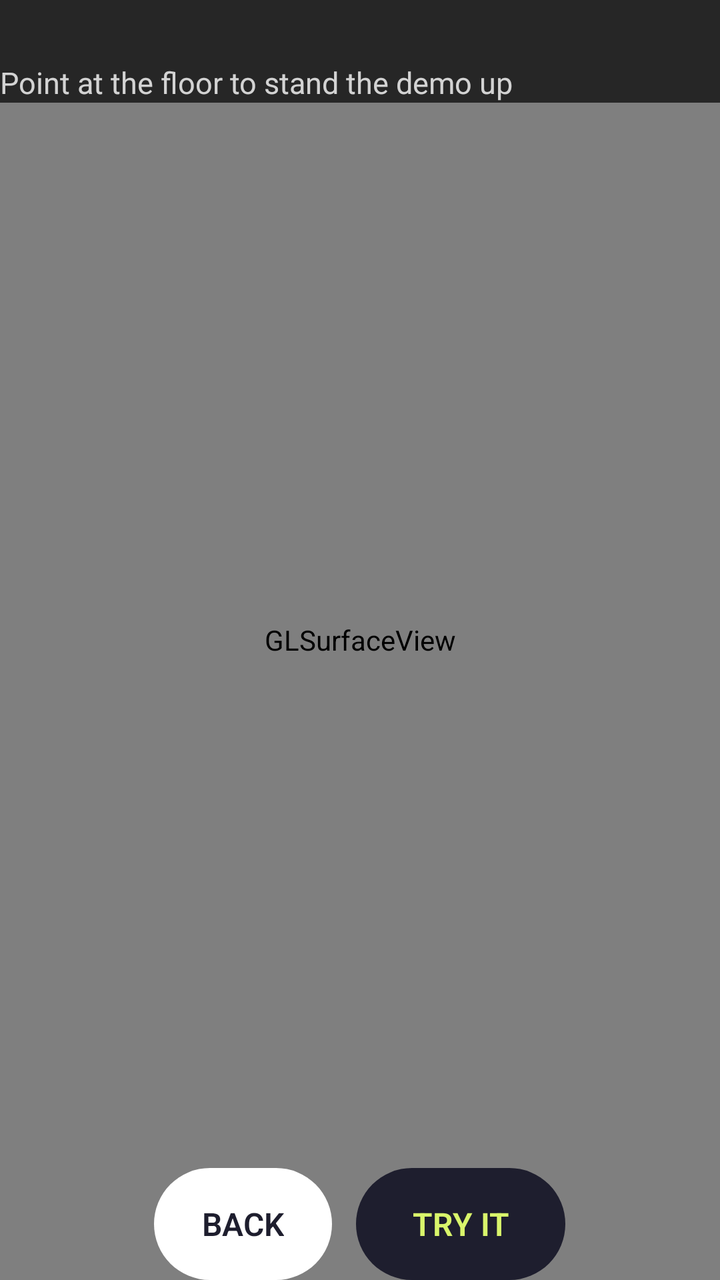
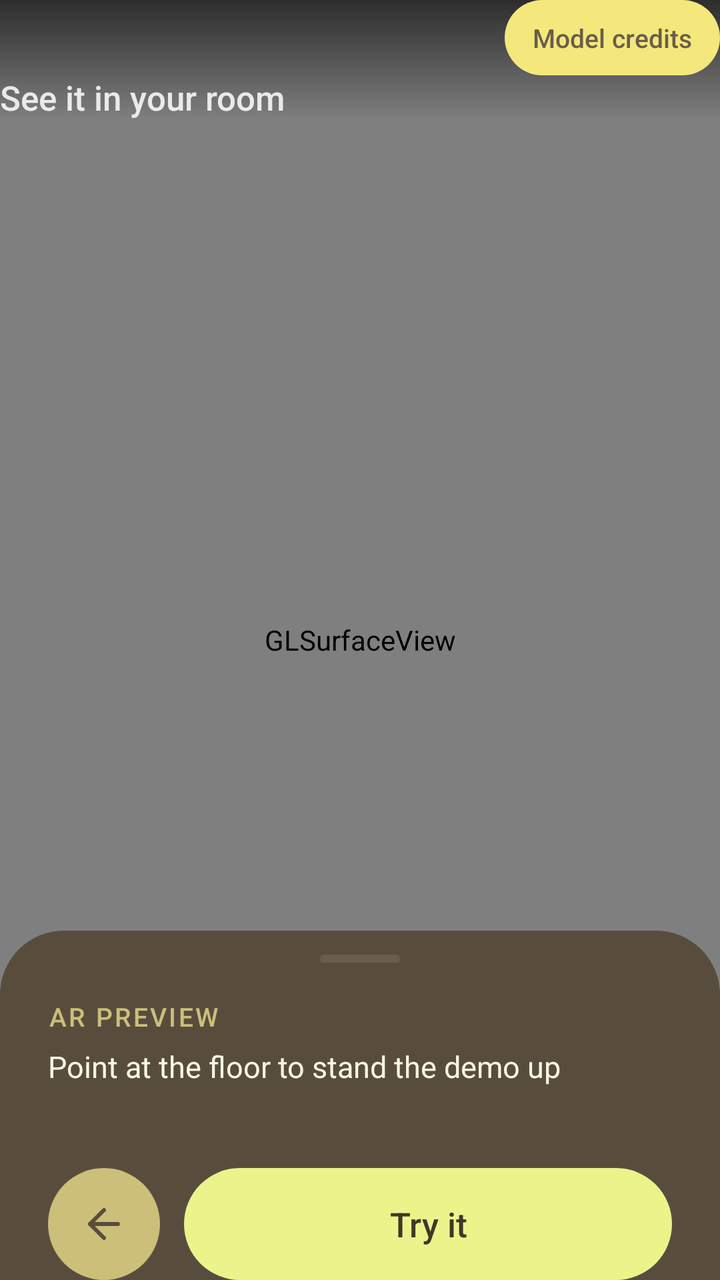

Compare the two renders of this Android layout. The source of the first and the diff that turns it into the second are given below.
<!-- AndroidManifest.xml: activity theme android:Theme.Material.NoActionBar -->
<!-- res/layout/activity_preview.xml -->
<?xml version="1.0" encoding="utf-8"?>
<FrameLayout xmlns:android="http://schemas.android.com/apk/res/android"
    android:layout_width="match_parent"
    android:layout_height="match_parent">

    <android.opengl.GLSurfaceView
        android:id="@+id/surface"
        android:layout_width="match_parent"
        android:layout_height="match_parent" />

    
    <LinearLayout
        android:id="@+id/topBar"
        android:layout_width="match_parent"
        android:layout_height="wrap_content"
        android:layout_gravity="top"
        android:background="#B3000000"
        android:orientation="vertical">

        <TextView
            android:id="@+id/title"
            android:layout_width="match_parent"
            android:layout_height="wrap_content"
            android:textColor="#FFFFFF"
            android:textSize="20sp"
            android:textStyle="bold" />

        <TextView
            android:id="@+id/hint"
            android:layout_width="match_parent"
            android:layout_height="wrap_content"
            android:layout_marginTop="4dp"
            android:text="@string/preview_looking"
            android:textColor="#CCFFFFFF"
            android:textSize="15sp" />

    </LinearLayout>

    <LinearLayout
        android:id="@+id/actions"
        android:layout_width="match_parent"
        android:layout_height="wrap_content"
        android:layout_gravity="bottom"
        android:gravity="center"
        android:orientation="horizontal">

        <Button
            style="@style/CalicoSecondaryButton"
            android:id="@+id/back"
            android:layout_width="wrap_content"
            android:layout_height="wrap_content"
            android:layout_marginEnd="12dp"
            android:text="@string/preview_back"
            android:textSize="16sp" />

        <Button
            style="@style/CalicoPrimaryButton"
            android:id="@+id/start"
            android:layout_width="wrap_content"
            android:layout_height="wrap_content"
            android:paddingStart="28dp"
            android:paddingEnd="28dp"
            android:text="@string/preview_start"
            android:textSize="16sp" />

    </LinearLayout>

</FrameLayout>
<!-- resources referenced by this layout -->
<resources>
  <string name="preview_back">Back</string>
  <string name="preview_looking">Point at the floor to stand the demo up</string>
  <string name="preview_start">Try it</string>
  <style name="CalicoPrimaryButton" parent="android:style/Widget.Material.Button">
          <item name="android:background">@drawable/calico_primary_button</item>
          <item name="android:backgroundTint">@null</item>
          <item name="android:textColor">#D9F56B</item>
          <item name="android:fontFamily">sans-serif</item>
          <item name="android:textFontWeight">600</item>
          <item name="android:textSize">16sp</item>
          <item name="android:minHeight">56dp</item>
          <item name="android:paddingStart">24dp</item>
          <item name="android:paddingEnd">24dp</item>
          <item name="android:paddingTop">16dp</item>
          <item name="android:paddingBottom">16dp</item>
          <item name="android:stateListAnimator">@null</item>
      </style>
  <style name="CalicoSecondaryButton" parent="CalicoPrimaryButton">
          <item name="android:background">@drawable/calico_secondary_button</item>
          <item name="android:textColor">#1E1E2E</item>
      </style>
  <!-- drawable calico_primary_button (drawable) -->
  <ripple xmlns:android="http://schemas.android.com/apk/res/android" android:color="#338B7CF6">
      <item><shape><solid android:color="#1E1E2E"/><corners android:radius="999dp"/></shape></item>
  </ripple>
  <!-- drawable calico_secondary_button (drawable) -->
  <ripple xmlns:android="http://schemas.android.com/apk/res/android" android:color="#338B7CF6">
      <item><shape><solid android:color="#FFFFFF"/><corners android:radius="999dp"/></shape></item>
  </ripple>
</resources>

<!-- the commit's change to res/layout/activity_preview.xml (unified diff, before → after) -->
@@ -1,7 +1,9 @@
 <?xml version="1.0" encoding="utf-8"?>
 <FrameLayout xmlns:android="http://schemas.android.com/apk/res/android"
+    android:id="@+id/root"
     android:layout_width="match_parent"
-    android:layout_height="match_parent">
+    android:layout_height="match_parent"
+    android:background="#3F3728">
 
     <android.opengl.GLSurfaceView
         android:id="@+id/surface"
@@ -14,55 +16,140 @@
         android:layout_width="match_parent"
         android:layout_height="wrap_content"
         android:layout_gravity="top"
-        android:background="#B3000000"
-        android:orientation="vertical">
+        android:background="@drawable/preview_header_scrim"
+        android:gravity="top"
+        android:orientation="horizontal">
+
+        <LinearLayout
+            android:layout_width="0dp"
+            android:layout_height="wrap_content"
+            android:layout_weight="1"
+            android:orientation="vertical">
+
+            <TextView
+                android:id="@+id/title"
+                android:layout_width="match_parent"
+                android:layout_height="wrap_content"
+                android:fontFamily="sans-serif-medium"
+                android:letterSpacing="-0.02"
+                android:textColor="#FFFFFF"
+                android:textSize="28sp" />
+
+            <TextView
+                android:layout_width="match_parent"
+                android:layout_height="wrap_content"
+                android:fontFamily="sans-serif-medium"
+                android:text="@string/preview_subtitle"
+                android:textColor="#D9FFFFFF"
+                android:textSize="17sp" />
+        </LinearLayout>
 
         <TextView
-            android:id="@+id/title"
+            android:id="@+id/credits"
+            android:layout_width="wrap_content"
+            android:layout_height="wrap_content"
+            android:background="@drawable/preview_snow_pill"
+            android:fontFamily="sans-serif-medium"
+            android:paddingStart="14dp"
+            android:paddingTop="10dp"
+            android:paddingEnd="14dp"
+            android:paddingBottom="10dp"
+            android:text="@string/model_credits"
+            android:textColor="#6A5D4A"
+            android:textSize="13sp" />
+    </LinearLayout>
+
+    
+    <TextView
+        android:id="@+id/insetLabel"
+        android:layout_width="wrap_content"
+        android:layout_height="wrap_content"
+        android:layout_gravity="top|center_horizontal"
+        android:background="@drawable/preview_snow_pill"
+        android:elevation="2dp"
+        android:fontFamily="sans-serif-medium"
+        android:letterSpacing="0.08"
+        android:paddingStart="16dp"
+        android:paddingTop="6dp"
+        android:paddingEnd="16dp"
+        android:paddingBottom="6dp"
+        android:text="@string/preview_demo_label"
+        android:textAllCaps="true"
+        android:textColor="#6A5D4A"
+        android:textSize="12sp"
+        android:visibility="invisible" />
+
+    
+    <LinearLayout
+        android:id="@+id/actions"
+        android:layout_width="match_parent"
+        android:layout_height="wrap_content"
+        android:layout_gravity="bottom"
+        android:background="@drawable/preview_sheet"
+        android:clickable="true"
+        android:focusable="false"
+        android:orientation="vertical"
+        android:paddingStart="24dp"
+        android:paddingTop="12dp"
+        android:paddingEnd="24dp">
+
+        <View
+            android:layout_width="40dp"
+            android:layout_height="4dp"
+            android:layout_gravity="center_horizontal"
+            android:background="@drawable/preview_handle" />
+
+        <TextView
             android:layout_width="match_parent"
             android:layout_height="wrap_content"
-            android:textColor="#FFFFFF"
-            android:textSize="20sp"
-            android:textStyle="bold" />
+            android:layout_marginTop="18dp"
+            android:fontFamily="sans-serif-medium"
+            android:letterSpacing="0.08"
+            android:text="@string/preview_sheet_label"
+            android:textAllCaps="true"
+            android:textColor="#CBBF7A"
+            android:textSize="13sp" />
 
         <TextView
             android:id="@+id/hint"
             android:layout_width="match_parent"
             android:layout_height="wrap_content"
-            android:layout_marginTop="4dp"
+            android:layout_marginTop="6dp"
+            android:lineSpacingExtra="3dp"
+            android:minLines="2"
             android:text="@string/preview_looking"
-            android:textColor="#CCFFFFFF"
+            android:textColor="#FAF6E4"
             android:textSize="15sp" />
 
-    </LinearLayout>
+        <LinearLayout
+            android:layout_width="match_parent"
+            android:layout_height="wrap_content"
+            android:layout_marginTop="20dp"
+            android:gravity="center_vertical"
+            android:orientation="horizontal">
 
-    <LinearLayout
-        android:id="@+id/actions"
-        android:layout_width="match_parent"
-        android:layout_height="wrap_content"
-        android:layout_gravity="bottom"
-        android:gravity="center"
-        android:orientation="horizontal">
+            <ImageButton
+                android:id="@+id/back"
+                android:layout_width="56dp"
+                android:layout_height="56dp"
+                android:background="@drawable/preview_circle_button"
+                android:contentDescription="@string/preview_back"
+                android:src="@drawable/ic_preview_back" />
 
-        <Button
-            style="@style/CalicoSecondaryButton"
-            android:id="@+id/back"
-            android:layout_width="wrap_content"
-            android:layout_height="wrap_content"
-            android:layout_marginEnd="12dp"
-            android:text="@string/preview_back"
-            android:textSize="16sp" />
-
-        <Button
-            style="@style/CalicoPrimaryButton"
-            android:id="@+id/start"
-            android:layout_width="wrap_content"
-            android:layout_height="wrap_content"
-            android:paddingStart="28dp"
-            android:paddingEnd="28dp"
-            android:text="@string/preview_start"
-            android:textSize="16sp" />
-
+            <Button
+                android:id="@+id/start"
+                android:layout_width="0dp"
+                android:layout_height="56dp"
+                android:layout_marginStart="12dp"
+                android:layout_weight="1"
+                android:background="@drawable/preview_accent_pill"
+                android:fontFamily="sans-serif-medium"
+                android:stateListAnimator="@null"
+                android:text="@string/preview_start"
+                android:textAllCaps="false"
+                android:textColor="#3F3728"
+                android:textSize="17sp" />
+        </LinearLayout>
     </LinearLayout>
 
 </FrameLayout>
<!-- resource entries referenced after the edit -->
@@ -1,33 +1,65 @@
 <!-- resources referenced by this layout -->
 <resources>
+  <!-- drawable ic_preview_back (drawable) -->
+  <?xml version="1.0" encoding="utf-8"?>
+  <vector xmlns:android="http://schemas.android.com/apk/res/android"
+      android:width="24dp"
+      android:height="24dp"
+      android:viewportWidth="24"
+      android:viewportHeight="24">
+      <path
+          android:fillColor="#00000000"
+          android:pathData="M12,19L5,12L12,5"
+          android:strokeColor="#584D3D"
+          android:strokeLineCap="round"
+          android:strokeLineJoin="round"
+          android:strokeWidth="2" />
+      <path
+          android:fillColor="#00000000"
+          android:pathData="M19,12L5,12"
+          android:strokeColor="#584D3D"
+          android:strokeLineCap="round"
+          android:strokeLineJoin="round"
+          android:strokeWidth="2" />
+  </vector>
+  <!-- drawable preview_accent_pill (drawable) -->
+  <?xml version="1.0" encoding="utf-8"?>
+  <ripple xmlns:android="http://schemas.android.com/apk/res/android" android:color="#333F3728">
+      <item><shape><solid android:color="#EBF38B" /><corners android:radius="999dp" /></shape></item>
+  </ripple>
+  <!-- drawable preview_circle_button (drawable) -->
+  <?xml version="1.0" encoding="utf-8"?>
+  <ripple xmlns:android="http://schemas.android.com/apk/res/android" android:color="#333F3728">
+      <item><shape android:shape="oval"><solid android:color="#CBBF7A" /></shape></item>
+  </ripple>
+  <!-- drawable preview_handle (drawable) -->
+  <?xml version="1.0" encoding="utf-8"?>
+  <shape xmlns:android="http://schemas.android.com/apk/res/android">
+      <solid android:color="#6A5D4A" />
+      <corners android:radius="999dp" />
+  </shape>
+  <!-- drawable preview_header_scrim (drawable) -->
+  <?xml version="1.0" encoding="utf-8"?>
+  <shape xmlns:android="http://schemas.android.com/apk/res/android">
+      <gradient android:angle="270" android:startColor="#A6000000" android:endColor="#00000000" />
+  </shape>
+  <!-- drawable preview_sheet (drawable) -->
+  <?xml version="1.0" encoding="utf-8"?>
+  <shape xmlns:android="http://schemas.android.com/apk/res/android">
+      <solid android:color="#584D3D" />
+      <corners android:topLeftRadius="32dp" android:topRightRadius="32dp" />
+  </shape>
+  <!-- drawable preview_snow_pill (drawable) -->
+  <?xml version="1.0" encoding="utf-8"?>
+  <ripple xmlns:android="http://schemas.android.com/apk/res/android" android:color="#333F3728">
+      <item><shape><solid android:color="#F4E87C" /><corners android:radius="999dp" /></shape></item>
+  </ripple>
+  <string name="model_credits">Model credits</string>
   <string name="preview_back">Back</string>
+  <string name="preview_demo_label">3D demo</string>
   <string name="preview_looking">Point at the floor to stand the demo up</string>
+  <string name="preview_sheet_label">AR preview</string>
   <string name="preview_start">Try it</string>
-  <style name="CalicoPrimaryButton" parent="android:style/Widget.Material.Button">
-          <item name="android:background">@drawable/calico_primary_button</item>
-          <item name="android:backgroundTint">@null</item>
-          <item name="android:textColor">#D9F56B</item>
-          <item name="android:fontFamily">sans-serif</item>
-          <item name="android:textFontWeight">600</item>
-          <item name="android:textSize">16sp</item>
-          <item name="android:minHeight">56dp</item>
-          <item name="android:paddingStart">24dp</item>
-          <item name="android:paddingEnd">24dp</item>
-          <item name="android:paddingTop">16dp</item>
-          <item name="android:paddingBottom">16dp</item>
-          <item name="android:stateListAnimator">@null</item>
-      </style>
-  <style name="CalicoSecondaryButton" parent="CalicoPrimaryButton">
-          <item name="android:background">@drawable/calico_secondary_button</item>
-          <item name="android:textColor">#1E1E2E</item>
-      </style>
-  <!-- drawable calico_primary_button (drawable) -->
-  <ripple xmlns:android="http://schemas.android.com/apk/res/android" android:color="#338B7CF6">
-      <item><shape><solid android:color="#1E1E2E"/><corners android:radius="999dp"/></shape></item>
-  </ripple>
-  <!-- drawable calico_secondary_button (drawable) -->
-  <ripple xmlns:android="http://schemas.android.com/apk/res/android" android:color="#338B7CF6">
-      <item><shape><solid android:color="#FFFFFF"/><corners android:radius="999dp"/></shape></item>
-  </ripple>
+  <string name="preview_subtitle">See it in your room</string>
 </resources>
 
